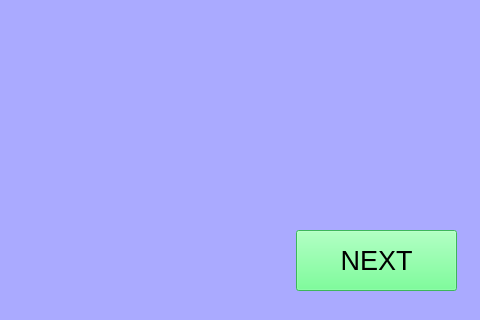
Before: the Qt Designer form PiGui/wellSelectScreen.ui in fabbondanza/MAK-2017, drawn with Qt 5; both pictures show x 314 to 794 and y 110 to 430 of the 794 by 430 pixel window.
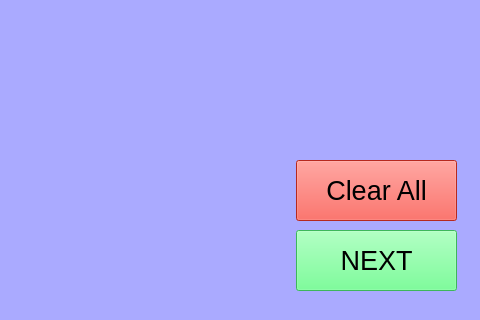
After: the same form once the commit is applied. Icons and pictures are not drawn.

The edit to the form file:
```diff
--- a/PiGui/wellSelectScreen.ui
+++ b/PiGui/wellSelectScreen.ui
@@ -73,6 +73,27 @@
     <string>to select wells</string>
    </property>
   </widget>
+  <widget class="QPushButton" name="clearButton">
+   <property name="geometry">
+    <rect>
+     <x>610</x>
+     <y>270</y>
+     <width>161</width>
+     <height>61</height>
+    </rect>
+   </property>
+   <property name="font">
+    <font>
+     <pointsize>20</pointsize>
+    </font>
+   </property>
+   <property name="styleSheet">
+    <string notr="true">background-color: rgb(255, 57, 43);</string>
+   </property>
+   <property name="text">
+    <string>Clear All</string>
+   </property>
+  </widget>
   <widget class="QWidget" name="">
    <property name="geometry">
     <rect>
```
Left out of the diff: 389 changed lines with no effect on the pictures.
